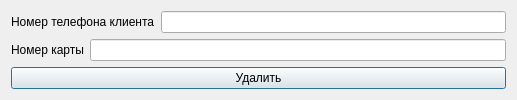
Qt form delclient.ui (FoFo-Admin/bankSys) before a commit.
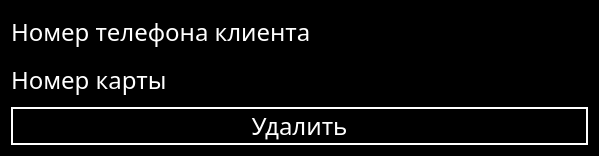
The same form after that commit.

The edit to the form file:
```diff
--- a/delclient.ui
+++ b/delclient.ui
@@ -6,13 +6,19 @@
    <rect>
     <x>0</x>
     <y>0</y>
-    <width>517</width>
-    <height>97</height>
+    <width>599</width>
+    <height>145</height>
    </rect>
   </property>
   <property name="windowTitle">
    <string>Dialog</string>
   </property>
+  <property name="styleSheet">
+   <string notr="true">color:white;
+background:black;
+font-family: Lobster;
+font-size:24px;</string>
+  </property>
   <layout class="QGridLayout" name="gridLayout">
    <item row="0" column="0">
     <layout class="QFormLayout" name="formLayout_2">
@@ -44,6 +50,9 @@
    </item>
    <item row="2" column="0">
     <widget class="QPushButton" name="pushButton">
+     <property name="styleSheet">
+      <string notr="true">border: 2px solid white;</string>
+     </property>
      <property name="text">
       <string>Удалить</string>
      </property>
```
